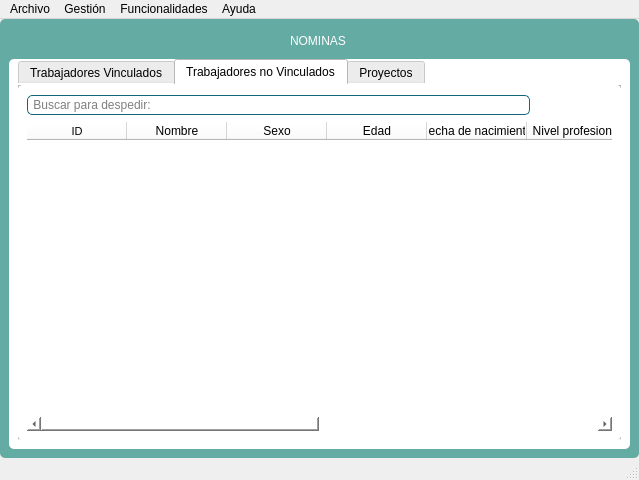
Reynier2020/Sistema_nominas, file Sistema de nominas/Vista/UI/Ventana.ui: the form before one commit.
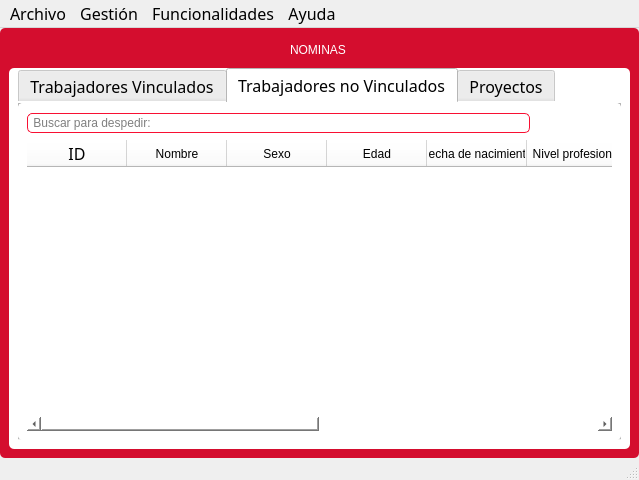
The form after the commit. The open tabs and pages were chosen to show the change. Icons and pictures are not drawn.

```diff
--- a/Sistema de nominas/Vista/UI/Ventana.ui
+++ b/Sistema de nominas/Vista/UI/Ventana.ui
@@ -16,6 +16,12 @@
     <height>350</height>
    </size>
   </property>
+  <property name="font">
+   <font>
+    <family>Tw Cen MT Condensed</family>
+    <pointsize>12</pointsize>
+   </font>
+  </property>
   <property name="mouseTracking">
    <bool>true</bool>
   </property>
@@ -31,6 +37,12 @@
 border:1px solid #167;}
 </string>
   </property>
+  <property name="iconSize">
+   <size>
+    <width>30</width>
+    <height>23</height>
+   </size>
+  </property>
   <widget class="QWidget" name="centralwidget">
    <property name="styleSheet">
     <string notr="true">border-radus:10px;
@@ -59,7 +71,8 @@
       </property>
       <property name="styleSheet">
        <string notr="true">border-radius:5px;
-background-color: rgb(100, 171, 164);
+background-color: rgb(212, 13, 46);
+font:12pt &quot;Tw Cen MT Condensed&quot;;
 </string>
       </property>
       <property name="frameShape">
@@ -178,10 +191,11 @@
             </property>
             <property name="font">
              <font>
+              <family>Tw Cen MT Condensed</family>
+              <pointsize>12</pointsize>
               <weight>50</weight>
               <italic>false</italic>
               <bold>false</bold>
-              <strikeout>false</strikeout>
              </font>
             </property>
             <property name="cursor">
@@ -469,7 +483,7 @@
                     </property>
                     <property name="styleSheet">
                      <string notr="true">background-color: rgb(255, 255, 255);
-border:1px solid #167;</string>
+border:1px solid  rgb(248, 16, 51);</string>
                     </property>
                     <property name="text">
                      <string/>
@@ -522,8 +536,8 @@
                     </property>
                     <property name="iconSize">
                      <size>
-                      <width>25</width>
-                      <height>20</height>
+                      <width>30</width>
+                      <height>23</height>
                      </size>
                     </property>
                    </widget>
@@ -604,7 +618,8 @@
                    </property>
                    <property name="font">
                     <font>
-                     <pointsize>8</pointsize>
+                     <family>Tw Cen MT Condensed</family>
+                     <pointsize>12</pointsize>
                     </font>
                    </property>
                   </column>
@@ -879,9 +894,18 @@
      <x>0</x>
      <y>0</y>
      <width>639</width>
-     <height>21</height>
+     <height>25</height>
     </rect>
    </property>
+   <property name="font">
+    <font>
+     <family>Tw Cen MT Condensed</family>
+     <pointsize>12</pointsize>
+    </font>
+   </property>
+   <property name="nativeMenuBar">
+    <bool>true</bool>
+   </property>
    <widget class="QMenu" name="menuArchivo">
     <property name="title">
      <string>Archivo</string>
@@ -895,6 +919,12 @@
     <addaction name="actionAbrir_Gest_2"/>
    </widget>
    <widget class="QMenu" name="menuFuncionalidades">
+    <property name="font">
+     <font>
+      <family>Tw Cen MT Condensed</family>
+      <pointsize>12</pointsize>
+     </font>
+    </property>
     <property name="title">
      <string>Funcionalidades</string>
     </property>
@@ -903,6 +933,12 @@
     <addaction name="actionTotal_de_salarios_a_pagar"/>
    </widget>
    <widget class="QMenu" name="menuAyuda">
+    <property name="font">
+     <font>
+      <family>Tw Cen MT Condensed</family>
+      <pointsize>12</pointsize>
+     </font>
+    </property>
     <property name="title">
      <string>Ayuda</string>
     </property>
```
Left out of the diff: 76 changed lines with no effect on the pictures.
